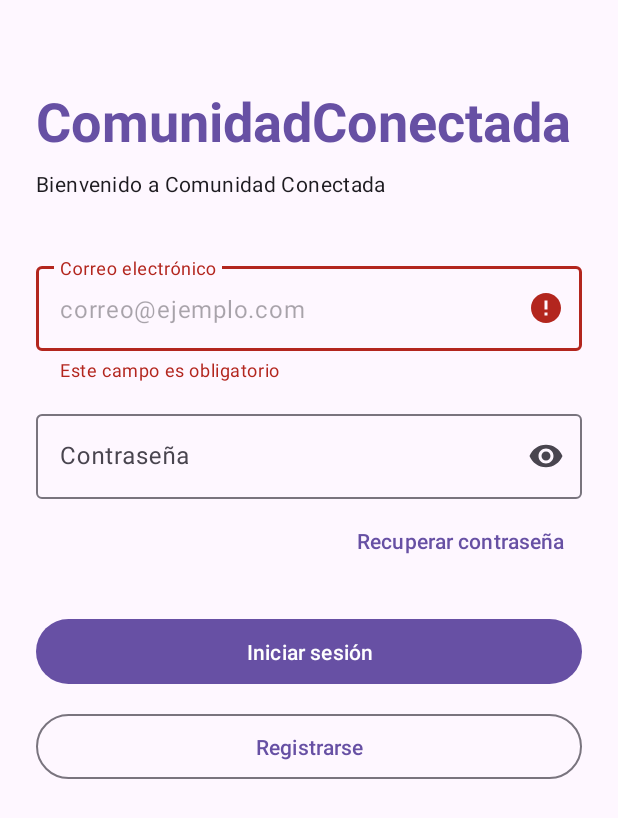
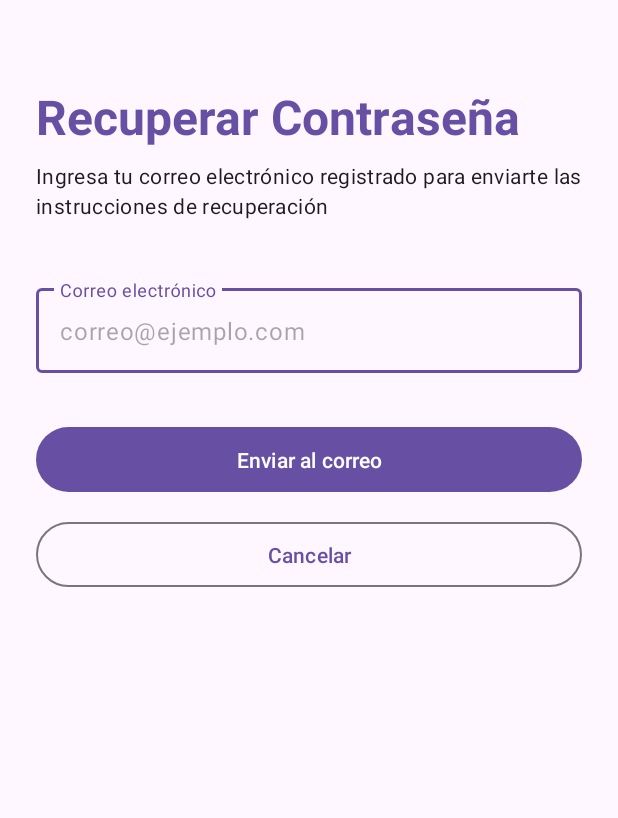
Before and after one commit to MartinLonconado/ComunidadConectada, an Android app: the screen it shows after launch (MainActivity before the commit, ForgotPasswordActivity after it), after a tap on "Recuperar contraseña", on a phone screen of 412 x 824 dp. Shown: the top 818 px of the screen. Run offline under Robolectric (Android 15) with nearby library versions, the phone set to English and light mode, and no system bars.

Commit message:
recuperarContraseña

```diff
--- a/app/src/main/AndroidManifest.xml
+++ b/app/src/main/AndroidManifest.xml
@@ -45,6 +45,10 @@
             android:name=".AlertasActivity"
             android:exported="false"
             android:windowSoftInputMode="adjustResize" />
+        <activity
+            android:name=".ForgotPasswordActivity"
+            android:exported="false"
+            android:windowSoftInputMode="adjustResize" />
     </application>
 
 </manifest>
--- /dev/null
+++ b/app/src/main/java/com/example/comunidadconectada/ForgotPasswordActivity.java
@@ -0,0 +1,60 @@
+package com.example.comunidadconectada;
+
+import android.os.Bundle;
+import android.text.TextUtils;
+import android.util.Patterns;
+import android.widget.Toast;
+
+import androidx.activity.EdgeToEdge;
+import androidx.appcompat.app.AppCompatActivity;
+import androidx.core.graphics.Insets;
+import androidx.core.view.ViewCompat;
+import androidx.core.view.WindowInsetsCompat;
+
+import com.google.android.material.button.MaterialButton;
+import com.google.android.material.textfield.TextInputEditText;
+import com.google.android.material.textfield.TextInputLayout;
+
+public class ForgotPasswordActivity extends AppCompatActivity {
+
+    private TextInputLayout tilEmail;
+    private TextInputEditText etEmail;
+
+    @Override
+    protected void onCreate(Bundle savedInstanceState) {
+        super.onCreate(savedInstanceState);
+        EdgeToEdge.enable(this);
+        setContentView(R.layout.activity_forgot_password);
+
+        ViewCompat.setOnApplyWindowInsetsListener(findViewById(R.id.main_forgot_password), (v, insets) -> {
+            Insets systemBars = insets.getInsets(WindowInsetsCompat.Type.systemBars());
+            v.setPadding(systemBars.left, systemBars.top, systemBars.right, systemBars.bottom);
+            return insets;
+        });
+
+        tilEmail = findViewById(R.id.til_email);
+        etEmail = findViewById(R.id.et_email);
+
+        MaterialButton btnEnviar = findViewById(R.id.btn_enviar_recuperacion);
+        MaterialButton btnVolver = findViewById(R.id.btn_volver_login);
+
+        btnEnviar.setOnClickListener(v -> enviarInstrucciones());
+        if (btnVolver != null) {
+            btnVolver.setOnClickListener(v -> finish());
+        }
+    }
+
+    private void enviarInstrucciones() {
+        tilEmail.setError(null);
+        String email = etEmail.getText() != null ? etEmail.getText().toString().trim() : "";
+
+        if (TextUtils.isEmpty(email)) {
+            tilEmail.setError(getString(R.string.error_campo_requerido));
+        } else if (!Patterns.EMAIL_ADDRESS.matcher(email).matches()) {
+            tilEmail.setError(getString(R.string.error_email_invalido));
+        } else {
+            Toast.makeText(this, getString(R.string.msg_recuperar_password), Toast.LENGTH_LONG).show();
+            finish();
+        }
+    }
+}
--- a/app/src/main/java/com/example/comunidadconectada/HomeActivity.java
+++ b/app/src/main/java/com/example/comunidadconectada/HomeActivity.java
@@ -3,7 +3,7 @@ package com.example.comunidadconectada;
 import android.content.Intent;
 import android.os.Bundle;
 import android.widget.TextView;
-import android.widget.Toast;
+// import android.widget.Toast;
 
 import androidx.activity.EdgeToEdge;
 import androidx.appcompat.app.AlertDialog;
@@ -49,7 +49,7 @@ public class HomeActivity extends AppCompatActivity {
 
         MaterialButton btnChatGeneral = findViewById(R.id.btn_chat_general);
         MaterialButton btnAnuncios = findViewById(R.id.btn_anuncios);
-        MaterialButton btnProductos = findViewById(R.id.btn_productos);
+        // MaterialButton btnProductos = findViewById(R.id.btn_productos); // Guardado como rastro para uso futuro
         MaterialButton btnAlertas = findViewById(R.id.btn_alertas);
         MaterialButton btnActivarAlarma = findViewById(R.id.btn_activar_alarma);
         MaterialButton btnMiPerfil = findViewById(R.id.btn_mi_perfil);
@@ -57,7 +57,7 @@ public class HomeActivity extends AppCompatActivity {
 
         btnChatGeneral.setOnClickListener(v -> abrirChat());
         btnAnuncios.setOnClickListener(v -> abrirAnuncios());
-        btnProductos.setOnClickListener(v -> mostrarSeccion(getString(R.string.btn_productos)));
+        // btnProductos.setOnClickListener(v -> mostrarSeccion(getString(R.string.btn_productos))); // Guardado como rastro para uso futuro
         btnAlertas.setOnClickListener(v -> abrirAlertas());
         btnActivarAlarma.setOnClickListener(v -> activarAlarma());
 
@@ -82,9 +82,10 @@ public class HomeActivity extends AppCompatActivity {
         startActivity(intent);
     }
 
-    private void mostrarSeccion(String seccion) {
-        Toast.makeText(this, getString(R.string.msg_abriendo_seccion, seccion), Toast.LENGTH_SHORT).show();
-    }
+    // Private helper guardado como rastro para uso futuro con secciones desactivadas
+    // private void mostrarSeccion(String seccion) {
+    //     Toast.makeText(this, getString(R.string.msg_abriendo_seccion, seccion), Toast.LENGTH_SHORT).show();
+    // }
 
     private void activarAlarma() {
         new AlertDialog.Builder(this)
--- a/app/src/main/java/com/example/comunidadconectada/MainActivity.java
+++ b/app/src/main/java/com/example/comunidadconectada/MainActivity.java
@@ -44,7 +44,7 @@ public class MainActivity extends AppCompatActivity {
 
         btnIniciarSesion.setOnClickListener(v -> iniciarSesion());
         btnRegistrarse.setOnClickListener(v -> abrirRegistro());
-        btnRecuperarPassword.setOnClickListener(v -> recuperarPassword());
+        btnRecuperarPassword.setOnClickListener(v -> abrirRecuperarPassword());
     }
 
     private void iniciarSesion() {
@@ -82,16 +82,8 @@ public class MainActivity extends AppCompatActivity {
         startActivity(intent);
     }
 
-    private void recuperarPassword() {
-        tilEmail.setError(null);
-        String email = etEmail.getText() != null ? etEmail.getText().toString().trim() : "";
-
-        if (TextUtils.isEmpty(email)) {
-            tilEmail.setError(getString(R.string.error_campo_requerido));
-        } else if (!Patterns.EMAIL_ADDRESS.matcher(email).matches()) {
-            tilEmail.setError(getString(R.string.error_email_invalido));
-        } else {
-            Toast.makeText(this, getString(R.string.msg_recuperar_password), Toast.LENGTH_LONG).show();
-        }
+    private void abrirRecuperarPassword() {
+        Intent intent = new Intent(this, ForgotPasswordActivity.class);
+        startActivity(intent);
     }
 }
--- /dev/null
+++ b/app/src/main/res/layout/activity_forgot_password.xml
@@ -0,0 +1,89 @@
+<?xml version="1.0" encoding="utf-8"?>
+<androidx.core.widget.NestedScrollView xmlns:android="http://schemas.android.com/apk/res/android"
+    xmlns:app="http://schemas.android.com/apk/res-auto"
+    xmlns:tools="http://schemas.android.com/tools"
+    android:id="@+id/main_forgot_password"
+    android:layout_width="match_parent"
+    android:layout_height="match_parent"
+    android:fillViewport="true"
+    tools:context=".ForgotPasswordActivity">
+
+    <androidx.constraintlayout.widget.ConstraintLayout
+        android:layout_width="match_parent"
+        android:layout_height="wrap_content"
+        android:padding="24dp">
+
+        <!-- Título -->
+        <TextView
+            android:id="@+id/tv_title_forgot_password"
+            android:layout_width="0dp"
+            android:layout_height="wrap_content"
+            android:layout_marginTop="32dp"
+            android:text="@string/title_recuperar_password"
+            android:textAppearance="?attr/textAppearanceHeadlineLarge"
+            android:textColor="?attr/colorPrimary"
+            android:textStyle="bold"
+            app:layout_constraintEnd_toEndOf="parent"
+            app:layout_constraintStart_toStartOf="parent"
+            app:layout_constraintTop_toTopOf="parent" />
+
+        <!-- Subtítulo -->
+        <TextView
+            android:id="@+id/tv_subtitle_forgot_password"
+            android:layout_width="0dp"
+            android:layout_height="wrap_content"
+            android:layout_marginTop="8dp"
+            android:text="@string/subtitle_recuperar_password"
+            android:textAppearance="?attr/textAppearanceBodyMedium"
+            app:layout_constraintEnd_toEndOf="parent"
+            app:layout_constraintStart_toStartOf="parent"
+            app:layout_constraintTop_toBottomOf="@id/tv_title_forgot_password" />
+
+        <!-- Campo de correo electrónico -->
+        <com.google.android.material.textfield.TextInputLayout
+            android:id="@+id/til_email"
+            style="@style/Widget.Material3.TextInputLayout.OutlinedBox"
+            android:layout_width="0dp"
+            android:layout_height="wrap_content"
+            android:layout_marginTop="40dp"
+            android:hint="@string/label_email"
+            app:layout_constraintEnd_toEndOf="parent"
+            app:layout_constraintStart_toStartOf="parent"
+            app:layout_constraintTop_toBottomOf="@id/tv_subtitle_forgot_password">
+
+            <com.google.android.material.textfield.TextInputEditText
+                android:id="@+id/et_email"
+                android:layout_width="match_parent"
+                android:layout_height="wrap_content"
+                android:hint="@string/hint_email"
+                android:inputType="textEmailAddress"
+                android:maxLines="1" />
+        </com.google.android.material.textfield.TextInputLayout>
+
+        <!-- Botón Enviar instrucciones -->
+        <com.google.android.material.button.MaterialButton
+            android:id="@+id/btn_enviar_recuperacion"
+            android:layout_width="0dp"
+            android:layout_height="wrap_content"
+            android:layout_marginTop="32dp"
+            android:paddingVertical="12dp"
+            android:text="@string/btn_enviar_recuperacion"
+            app:layout_constraintEnd_toEndOf="parent"
+            app:layout_constraintStart_toStartOf="parent"
+            app:layout_constraintTop_toBottomOf="@id/til_email" />
+
+        <!-- Botón Cancelar / Volver -->
+        <com.google.android.material.button.MaterialButton
+            android:id="@+id/btn_volver_login"
+            style="@style/Widget.Material3.Button.OutlinedButton"
+            android:layout_width="0dp"
+            android:layout_height="wrap_content"
+            android:layout_marginTop="12dp"
+            android:paddingVertical="12dp"
+            android:text="@string/btn_cancelar"
+            app:layout_constraintEnd_toEndOf="parent"
+            app:layout_constraintStart_toStartOf="parent"
+            app:layout_constraintTop_toBottomOf="@id/btn_enviar_recuperacion" />
+
+    </androidx.constraintlayout.widget.ConstraintLayout>
+</androidx.core.widget.NestedScrollView>
--- a/app/src/main/res/layout/activity_home.xml
+++ b/app/src/main/res/layout/activity_home.xml
@@ -140,7 +140,7 @@
             app:layout_constraintStart_toEndOf="@id/btn_chat_general"
             app:layout_constraintTop_toTopOf="@id/btn_chat_general" />
 
-        <!-- Botón Productos -->
+        <!-- Botón Productos (Desactivado/Comentado - rastro conservado para uso futuro)
         <com.google.android.material.button.MaterialButton
             android:id="@+id/btn_productos"
             style="@style/Widget.Material3.Button.OutlinedButton"
@@ -154,6 +154,7 @@
             app:layout_constraintHorizontal_weight="1"
             app:layout_constraintStart_toStartOf="parent"
             app:layout_constraintTop_toBottomOf="@id/btn_chat_general" />
+        -->
 
         <!-- Botón Alertas -->
         <com.google.android.material.button.MaterialButton
@@ -161,13 +162,12 @@
             style="@style/Widget.Material3.Button.OutlinedButton"
             android:layout_width="0dp"
             android:layout_height="wrap_content"
-            android:layout_marginStart="6dp"
+            android:layout_marginTop="12dp"
             android:paddingVertical="14dp"
             android:text="@string/btn_alertas"
             app:layout_constraintEnd_toEndOf="parent"
-            app:layout_constraintHorizontal_weight="1"
-            app:layout_constraintStart_toEndOf="@id/btn_productos"
-            app:layout_constraintTop_toTopOf="@id/btn_productos" />
+            app:layout_constraintStart_toStartOf="parent"
+            app:layout_constraintTop_toBottomOf="@id/btn_chat_general" />
 
         <!-- Botón Mi perfil -->
         <com.google.android.material.button.MaterialButton
@@ -180,7 +180,7 @@
             android:text="@string/btn_mi_perfil"
             app:layout_constraintEnd_toEndOf="parent"
             app:layout_constraintStart_toStartOf="parent"
-            app:layout_constraintTop_toBottomOf="@id/btn_productos" />
+            app:layout_constraintTop_toBottomOf="@id/btn_alertas" />
 
         <!-- Botón Cerrar sesión -->
         <com.google.android.material.button.MaterialButton
--- a/app/src/main/res/values/strings.xml
+++ b/app/src/main/res/values/strings.xml
@@ -68,4 +68,9 @@
     <string name="label_estado_atendida">Atendida</string>
     <string name="label_estado_cerrada">Cerrada</string>
     <string name="label_alerta_reportado_por">Reportado por:</string>
+
+    <!-- Recuperar Contraseña -->
+    <string name="title_recuperar_password">Recuperar Contraseña</string>
+    <string name="subtitle_recuperar_password">Ingresa tu correo electrónico registrado para enviarte las instrucciones de recuperación</string>
+    <string name="btn_enviar_recuperacion">Enviar al correo</string>
 </resources>
```
Also changed, not shown: 2 other files.
